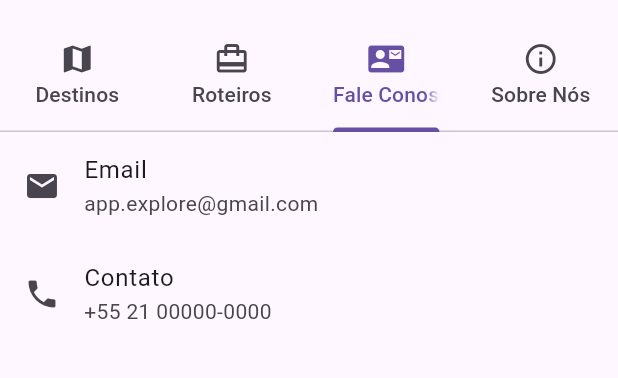
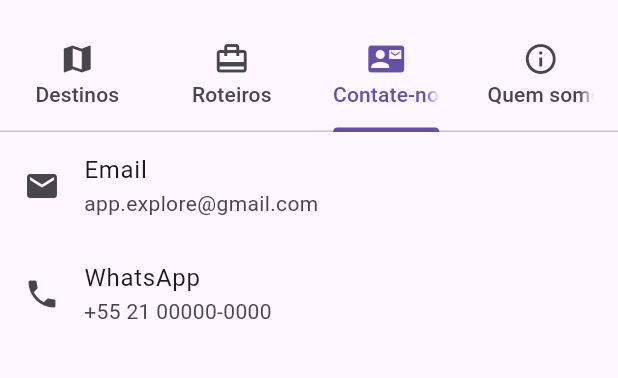
Before and after one commit to devAnnaEliza/mundo4nv2, a Flutter app: the screen it shows after launch, tab 3 chosen, on a phone screen of 412 x 824 dp, the part 63-441 px from its top. Run offline on Flutter 3.47's test engine with Material 3 defaults, Android fonts, the phone set to English and light mode, and no system bars; our stand-ins replace carousel_slider; network calls fail.

Commit message:
+ commit

```diff
--- a/appviagens/lib/main.dart
+++ b/appviagens/lib/main.dart
@@ -1,11 +1,12 @@
+// ignore_for_file: use_super_parameters, prefer_const_constructors, prefer_const_literals_to_create_immutables, sized_box_for_whitespace, non_constant_identifier_names
+
 import 'package:flutter/material.dart';
 import 'package:carousel_slider/carousel_slider.dart';
-import 'package:appviagens/teladestinos.dart';
 
 void main() => runApp(const MyApp());
 
 class MyApp extends StatelessWidget {
-  const MyApp({Key? key}) : super(key: key);
+  const MyApp({super.key});
 
   @override
   Widget build(BuildContext context) {
@@ -47,10 +48,10 @@ class _HomeScreenState extends State<HomeScreen> {
     return [
       Destino(nome: "Maceió", descricao: "Conhecida como Cidade-Sorriso ou Paraíso das Águas, suas belezas naturais atraem turistas do mundo inteiro.", imageUrl: "https://maceioalgovbr.dhost.cloud/uploads/imagens/26-07-23-Ponta-Verde-Maceio-Orla-Praia-SEMTUR-foto-Jonathan-Lins-7.jpg"),
       Destino(nome: "New York", descricao: "Muito famosa em todo mundo por causa da Estátua da Liberdade, a cidade de Nova York também é conhecida como Big Apple.", imageUrl: "https://sophiamartins.com.br/wp-content/uploads/2023/05/Best-Views-of-New-York-City.jpg.optimal.jpg"),
-      Destino(nome: "Cancún", descricao: "Famosa por suas praias paradisíacas e sua cultura ancestral preservada em sítios arqueológicos, a cidade de Cancún é o equilíbrio perfeito entre a agitação e a calmaria.", imageUrl: "https://ns.clubmed.com/dream/PRODUCT_CENTER/DESTINATIONS/SUN/Caraibes___Amerique_du_Nord/Mexique/Cancun/14401-e5rmtcnl7f-swhr.jpg"),
+      Destino(nome: "Cancún", descricao: "Com praias paradisíacas e sua cultura ancestral preservada em sítios arqueológicos, Cancún é o equilíbrio perfeito entre a agitação e a calmaria.", imageUrl: "https://ns.clubmed.com/dream/PRODUCT_CENTER/DESTINATIONS/SUN/Caraibes___Amerique_du_Nord/Mexique/Cancun/14401-e5rmtcnl7f-swhr.jpg"),
       Destino(nome: "Veneza", descricao: "Situada no norte da Itália, Veneza é formada por mais de 100 pequenas ilhas.", imageUrl: "https://img.freepik.com/fotos-premium/imagem-da-paisagem-urbana-de-veneza-italia-a-noite_255553-2428.jpg"),
-      Destino(nome: "Cairo", descricao: "Capital do Egito e localizada às margens do rio Nilo, a cidade co Cairo tem como atração as famosas pirâmides de Gizé.", imageUrl: "https://www.weseektravel.com/wp-content/uploads/2023/03/where-to-stay-in-cairo-1.jpg"),
-      Destino(nome: "Buenos Aires", descricao: "Segunda maior área metropolitana da América do Sul, é conhecida por sua arquitetura com estilo europeu.", imageUrl: "https://www.dicasdeviagem.com/wp-content/uploads/2019/05/puerto-madero.jpg"),
+      Destino(nome: "Cairo", descricao: "Capital do Egito e localizada às margens do rio Nilo, a cidade do Cairo tem como atração as famosas pirâmides de Gizé.", imageUrl: "https://www.weseektravel.com/wp-content/uploads/2023/03/where-to-stay-in-cairo-1.jpg"),
+      Destino(nome: "Buenos Aires", descricao: "Segunda maior área metropolitana da América do Sul, é conhecida por sua arquitetura e sua riquissíma cultura.", imageUrl: "https://www.dicasdeviagem.com/wp-content/uploads/2019/05/puerto-madero.jpg"),
       Destino(nome: "Pequim", descricao: "Com 3 milênios de história, a capital chinesa é conhecida tanto por sua arquitetura moderna quanto por seus templos antigos.", imageUrl: "https://www.cvc.com.br/dicas-de-viagem/wp-content/uploads/2018/04/topo-pequim-templo-e-predios-credito-thinkstock-491990549.jpg"),
     ];
   }
@@ -77,8 +78,8 @@ class _HomeScreenState extends State<HomeScreen> {
             tabs: [
               Tab(icon: Icon(Icons.map), text: "Destinos"),
               Tab(icon: Icon(Icons.card_travel), text: "Roteiros"),
-              Tab(icon: Icon(Icons.contact_mail), text: "Fale Conosco"),
-              Tab(icon: Icon(Icons.info_outline), text: "Sobre Nós"),
+              Tab(icon: Icon(Icons.contact_mail), text: "Contate-nos"),
+              Tab(icon: Icon(Icons.info_outline), text: "Quem somos"),
             ],
           ),
           actions: [
@@ -240,7 +241,7 @@ class _HomeScreenState extends State<HomeScreen> {
         ),
         ListTile(
           leading: Icon(Icons.phone),
-          title: Text("Contato"),
+          title: Text("WhatsApp"),
           subtitle: Text("+55 21 00000-0000"),
         ),
       ],
@@ -254,12 +255,12 @@ class _HomeScreenState extends State<HomeScreen> {
         crossAxisAlignment: CrossAxisAlignment.start,
         children: [
           Text(
-            "Sobre Nós",
+            "Quem somos",
             style: TextStyle(fontSize: 24, fontWeight: FontWeight.bold),
           ),
           SizedBox(height: 16),
           Text(
-            "Nós da Explore Mundo somos uma empresa de viagens que tem como objetivo principal proporcionar experiências únicas para nossos clientes. Queremos ensinar a diferença entre passeios e roteiros de viagens. E agora, também podemos ser encontrados na sua loja de aplicativos favorita.",
+            "Nós da Explore Mundo, somos uma empresa de viagens que tem como objetivo principal proporcionar experiências únicas para nossos clientes. Queremos mostrar que toda viagem pode ser excepcional. Agora, também estamos na sua loja de aplicativos favorita.",
             style: TextStyle(fontSize: 16),
           ),
         ],
```
Also changed, not shown: appviagens/lib/teladestinos.dart (deleted, +0 -130 lines).
